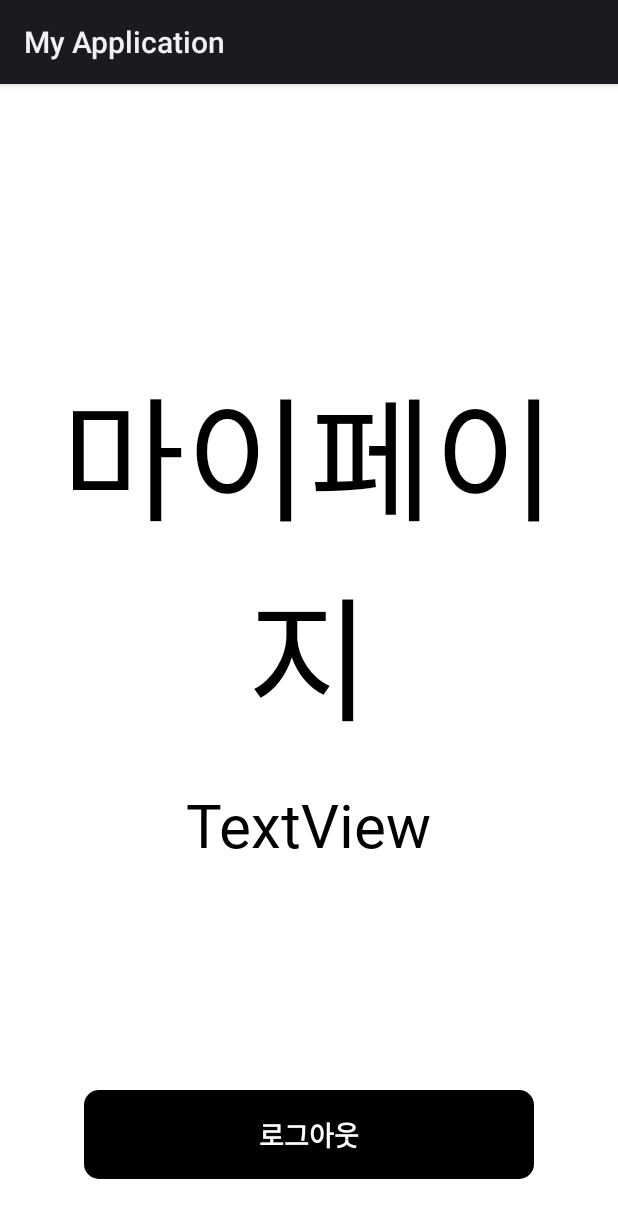
After one commit to hyunmin0317/LOOKIE_FRONT_TOY2, an Android app: the layout activity_mypage.xml on its own in the app's theme, with its tools: preview values and no code run, on a phone screen of 412 x 824 dp. The commit adds this screen. Shown: the top 1218 px of the screen. Run offline under Robolectric (Android 15) with nearby library versions, the phone set to English and light mode, and no system bars.

Commit message:
Update mypage

```diff
--- a/app/src/main/java/com/example/myapplication/MasterApplication.kt
+++ b/app/src/main/java/com/example/myapplication/MasterApplication.kt
@@ -54,17 +54,16 @@ class MasterApplication : Application() {
 
     fun checkIsLogin(): Boolean {
         val sp = getSharedPreferences("login_sp", Context.MODE_PRIVATE)
-        var token = sp.getString("login_sp", "null")
+        var token = sp.getString("token", "null")
         if (token != "null") return true
         else return false
     }
 
     fun getUserToken(): String? {
         val sp = getSharedPreferences("login_sp", Context.MODE_PRIVATE)
-        val token = sp.getString("login_sp", "null")
+        val token = sp.getString("token", "null")
         if (token == "null") return null
         else return token
     }
 
-
 }
--- a/app/src/main/java/com/example/myapplication/RetrofitService.kt
+++ b/app/src/main/java/com/example/myapplication/RetrofitService.kt
@@ -9,7 +9,7 @@ interface RetrofitService {
     @POST("user/signup/")
     @FormUrlEncoded
     fun register(
-        @Field("username") usernmae: String,
+        @Field("username") username: String,
         @Field("password1") password1: String,
         @Field("password2") pasword2: String
     ): Call<User>
--- /dev/null
+++ b/app/src/main/res/layout/activity_mypage.xml
@@ -0,0 +1,51 @@
+<?xml version="1.0" encoding="utf-8"?>
+<LinearLayout xmlns:android="http://schemas.android.com/apk/res/android"
+    xmlns:app="http://schemas.android.com/apk/res-auto"
+    xmlns:tools="http://schemas.android.com/tools"
+    android:layout_width="match_parent"
+    android:layout_height="match_parent"
+    android:background="#ffffff"
+    android:orientation="vertical"
+    tools:context=".MypageActivity">
+
+        <TextView
+            android:layout_width="match_parent"
+            android:layout_height="wrap_content"
+            android:layout_marginTop="180dp"
+            android:gravity="center"
+            android:text="마이페이지"
+            android:fontFamily="@font/nanumpen"
+            android:textColor="#000000"
+            android:textSize="90dp" />
+
+        <TextView
+            android:id="@+id/user_email"
+            android:layout_marginTop="20dp"
+            android:layout_gravity="center"
+            android:layout_width="wrap_content"
+            android:layout_height="wrap_content"
+            android:fontFamily="@font/nanumpen"
+            android:textSize="40dp"
+            android:textColor="#000000"
+            android:text="TextView" />
+
+
+        <TextView
+            android:id="@+id/logout"
+            android:layout_width="300dp"
+            android:layout_height="wrap_content"
+            android:layout_gravity="center"
+            android:layout_marginTop="150dp"
+            android:background="@drawable/rounded_button"
+            android:textColor="#ffffff"
+            android:paddingLeft="32dp"
+            android:gravity="center"
+            android:paddingTop="16dp"
+            android:paddingRight="32dp"
+            android:paddingBottom="16dp"
+            android:text="로그아웃"
+            android:textSize="18dp"
+            android:textStyle="bold" />
+
+
+</LinearLayout>
--- a/app/src/main/res/layout/activity_signup.xml
+++ b/app/src/main/res/layout/activity_signup.xml
@@ -6,7 +6,7 @@
     android:layout_height="match_parent"
     android:background="#ffffff"
     android:orientation="vertical"
-    tools:context=".LoginActivity">
+    tools:context=".SignupActivity">
 
     <TextView
         android:layout_width="match_parent"
@@ -73,13 +73,14 @@
             android:textColor="#000000"
             android:textStyle="bold"/>
 
+
         <EditText
             android:id="@+id/password2_inputbox"
             android:layout_width="match_parent"
             android:layout_height="45dp"
             android:layout_gravity="center"
+            android:gravity="center"
             android:layout_marginBottom="10dp"
-            android:gravity="center"
             android:inputType="textPassword"
             android:hint="비밀번호를 다시 입력해주세요"
             android:backgroundTint="#000000" />
```
Also changed, not shown: app/src/main/AndroidManifest.xml (+6 -5 lines), app/src/main/java/com/example/myapplication/IntroActivity.kt (added, +11 -0 lines), app/src/main/java/com/example/myapplication/LoginActivity.kt (+12 -13 lines), app/src/main/java/com/example/myapplication/MypageActivity.kt (renamed from app/src/main/java/com/example/myapplication/MainActivity.kt, +18 -4 lines), app/src/main/java/com/example/myapplication/SignupActivity.kt (+16 -15 lines), app/src/main/res/layout/activity_intro.xml (added, +9 -0 lines), app/src/main/res/layout/activity_main.xml (deleted, +0 -23 lines).
